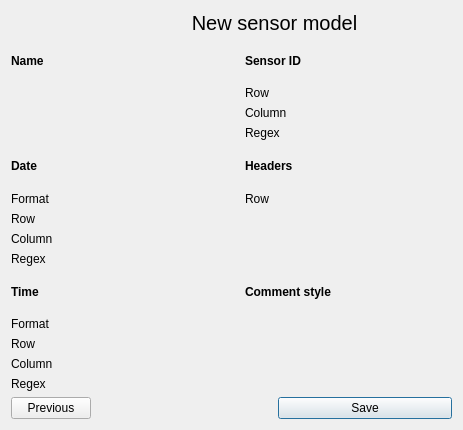
jacob-kamminga/AI-Sensus, file gui/designer/new_sensor_model_final_new.ui: the form before one commit.
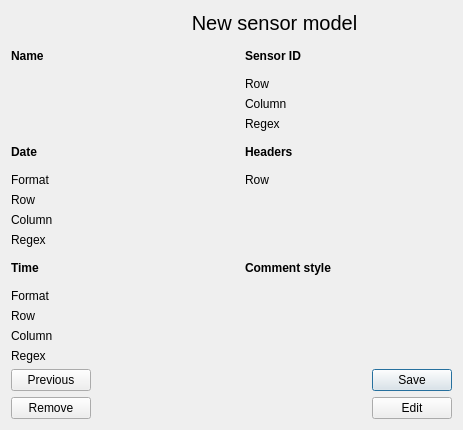
The form after the commit.

Commit message: Add edit/remove to sensor model dialog

The edit to the form file:
```diff
--- a/gui/designer/new_sensor_model_final_new.ui
+++ b/gui/designer/new_sensor_model_final_new.ui
@@ -14,13 +14,6 @@
    <string>Add sensor model</string>
   </property>
   <layout class="QGridLayout" name="gridLayout_2">
-   <item row="2" column="2">
-    <widget class="QPushButton" name="pushButton_save">
-     <property name="text">
-      <string>Save</string>
-     </property>
-    </widget>
-   </item>
    <item row="0" column="1" colspan="2">
     <widget class="QLabel" name="label_title">
      <property name="sizePolicy">
@@ -42,6 +35,26 @@
      </property>
     </widget>
    </item>
+   <item row="2" column="2">
+    <widget class="QPushButton" name="pushButton_save">
+     <property name="sizePolicy">
+      <sizepolicy hsizetype="Fixed" vsizetype="Fixed">
+       <horstretch>0</horstretch>
+       <verstretch>0</verstretch>
+      </sizepolicy>
+     </property>
+     <property name="text">
+      <string>Save</string>
+     </property>
+    </widget>
+   </item>
+   <item row="3" column="2">
+    <widget class="QPushButton" name="pushButton_edit">
+     <property name="text">
+      <string>Edit</string>
+     </property>
+    </widget>
+   </item>
    <item row="2" column="0">
     <widget class="QPushButton" name="pushButton_previous">
      <property name="sizePolicy">
@@ -465,6 +478,13 @@
      </item>
     </layout>
    </item>
+   <item row="3" column="0">
+    <widget class="QPushButton" name="pushButton_remove">
+     <property name="text">
+      <string>Remove</string>
+     </property>
+    </widget>
+   </item>
   </layout>
  </widget>
  <resources/>
```
The commit also changes 15 other files.
